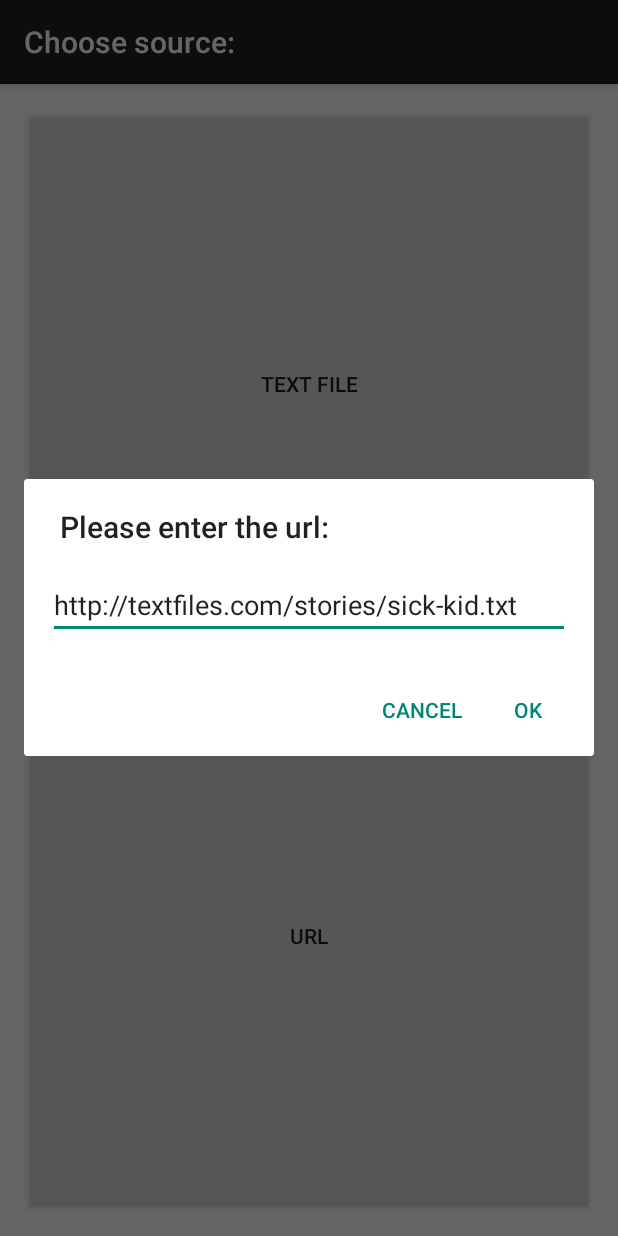
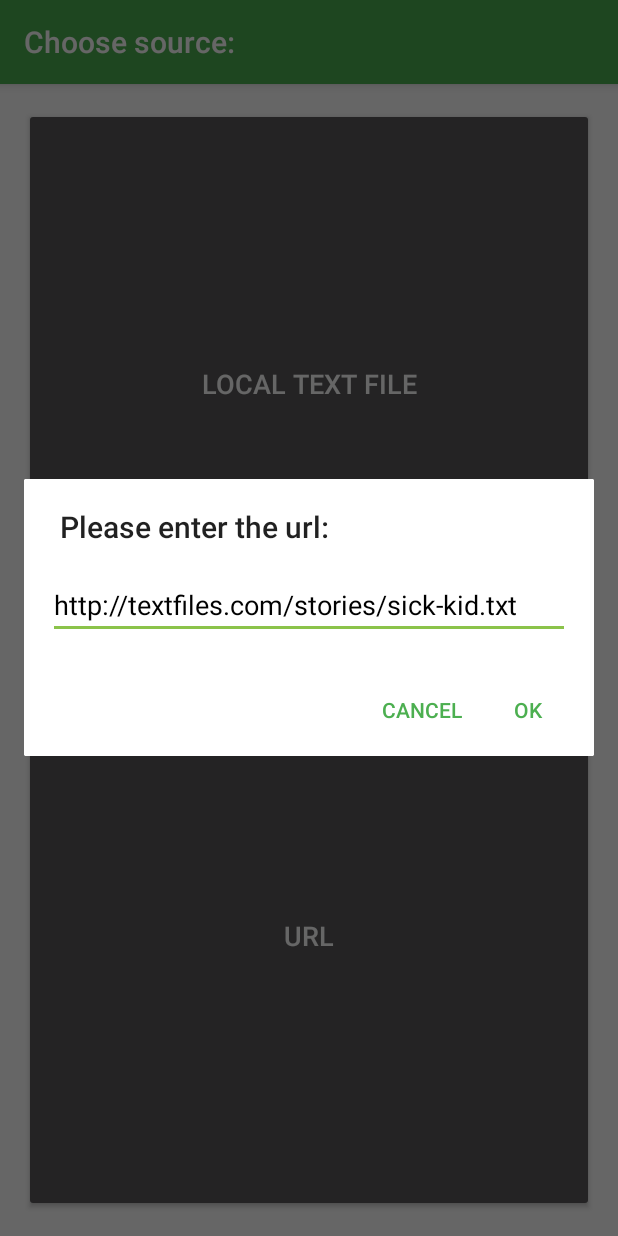
Before and after one commit to xavigil/UniqueWords, an Android app: the screen it shows after launch (MainActivity), after a tap on "URL", on a phone screen of 412 x 824 dp. Run offline under Robolectric (Android 15) with nearby library versions, the phone set to English and light mode, and no system bars.

Commit message:
Some style applied

```diff
--- a/app/src/main/java/com/xavigil/uniquewords/view/MainActivity.java
+++ b/app/src/main/java/com/xavigil/uniquewords/view/MainActivity.java
@@ -58,7 +58,8 @@ public class MainActivity extends AppCompatActivity {
     }
 
     private void showDialog(){
-        AlertDialog dialog = new AlertDialog.Builder(this).create();
+        AlertDialog dialog = new AlertDialog.Builder(this,R.style.AppCompatAlertDialogStyle)
+                .create();
         dialog.setTitle(R.string.enter_url);
 
         View dialogView = getLayoutInflater().inflate(R.layout.alert_dialog, null);
--- a/app/src/main/res/layout/activity_main.xml
+++ b/app/src/main/res/layout/activity_main.xml
@@ -14,7 +14,8 @@
         android:layout_width="match_parent"
         android:layout_height="0dp"
         android:layout_weight="1"
-        android:text="TEXT FILE"
+        android:text="LOCAL TEXT FILE"
+        style="@android:style/TextAppearance.Medium"
         android:onClick="onFileClick"
         />
 
@@ -23,6 +24,7 @@
         android:layout_height="0dp"
         android:layout_weight="1"
         android:text="URL"
+        style="@android:style/TextAppearance.Medium"
         android:onClick="onUrlClick"
         />
 
--- a/app/src/main/res/layout/alert_dialog.xml
+++ b/app/src/main/res/layout/alert_dialog.xml
@@ -9,6 +9,7 @@
         android:id="@+id/editText"
         android:layout_width="match_parent"
         android:layout_height="wrap_content"
+        android:textColor="@android:color/black"
         android:text="http://textfiles.com/stories/sick-kid.txt"
         />
 
--- a/app/src/main/res/layout/list_item.xml
+++ b/app/src/main/res/layout/list_item.xml
@@ -15,6 +15,7 @@
         android:textStyle="bold"
         android:layout_alignParentStart="true"
         android:layout_toStartOf="@+id/txtCount"
+        android:textColor="@android:color/darker_gray"
         />
 
     <TextView
@@ -23,6 +24,7 @@
         android:layout_height="wrap_content"
         android:layout_centerVertical="true"
         android:layout_alignParentEnd="true"
+        android:textColor="@android:color/darker_gray"
         android:textSize="20sp"
         />
 
--- /dev/null
+++ b/app/src/main/res/values/colors.xml
@@ -0,0 +1,7 @@
+<?xml version="1.0" encoding="utf-8"?>
+<resources>
+    <color name="theme_primary">#4CAF50</color>
+    <color name="theme_primary_dark">#388E3C</color>
+    <color name="theme_accent">#8BC34A</color>
+    <color name="theme_window_background">#FFFFFF</color>
+</resources>
--- a/app/src/main/res/values/styles.xml
+++ b/app/src/main/res/values/styles.xml
@@ -1,8 +1,20 @@
 <resources>
 
     <!-- Base application theme. -->
-    <style name="AppTheme" parent="Theme.AppCompat.Light.DarkActionBar">
-        <!-- Customize your theme here. -->
+    <style name="AppTheme" parent="Theme.AppCompat">
+        <item name="colorPrimary">@color/theme_primary</item>
+        <item name="colorPrimaryDark">@color/theme_primary_dark</item>
+        <item name="colorAccent">@color/theme_accent</item>
+        <item name="android:windowBackground">@color/theme_window_background</item>
+    </style>
+
+    <style name="AppCompatAlertDialogStyle" parent="Theme.AppCompat.Light.Dialog.Alert">
+        <item name="colorAccent">@color/theme_primary</item>
+        <item name="android:background">@android:color/white</item>
+    </style>
+
+    <style name="ButtonStyle" parent="@android:style/Widget.Button">
+        <item name="android:textColor">@android:color/white</item>
     </style>
 
 </resources>
```
Also changed, not shown: app/src/main/java/com/xavigil/uniquewords/asynctask/ReadFileTask.java (+8 -3 lines).
